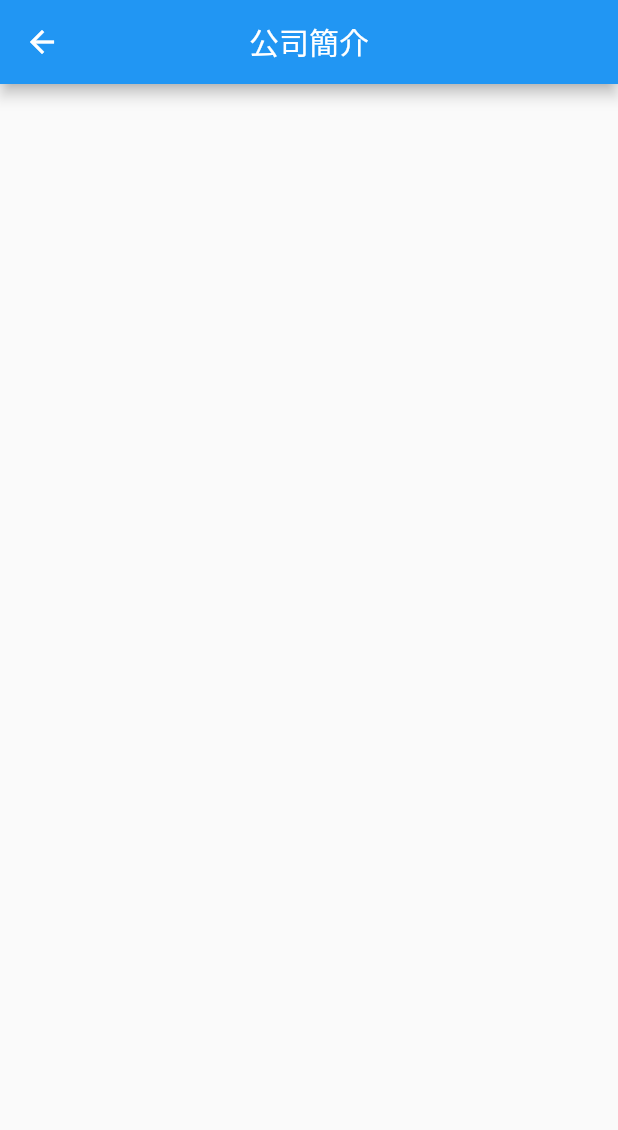
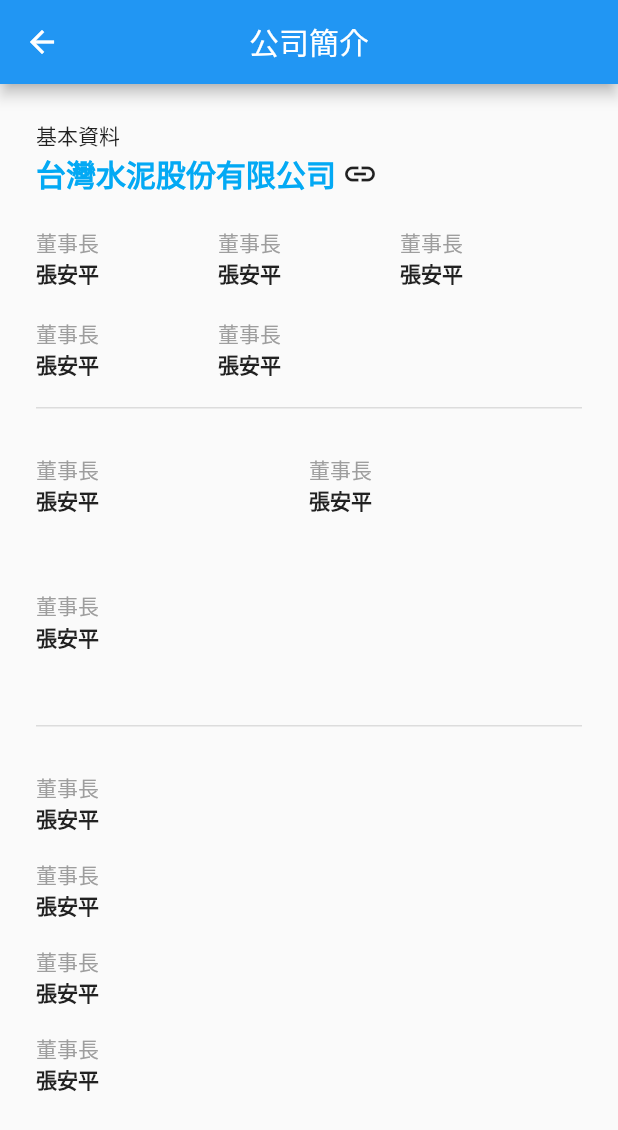
Before and after one commit to danishuotw/twse_info_flutter, a Flutter app: the CompanyDetailScreen screen opened directly, on a phone screen of 412 x 824 dp. Shown: the top 1130 px of the screen. Run offline on Flutter 3.47's test engine with Material 2 defaults, Android fonts, the phone set to English and light mode, and no system bars; our stand-ins replace get_it, go_router, stacked.

Commit message:
Updated UI of launch and company detail

```diff
--- a/lib/presentation/company/detail/company_detail_screen.dart
+++ b/lib/presentation/company/detail/company_detail_screen.dart
@@ -1,5 +1,7 @@
 import 'package:flutter/material.dart';
 import 'package:twse_info_flutter/app/widgets/app_bar.dart';
+import 'package:twse_info_flutter/app/widgets/app_divider.dart';
+import 'package:twse_info_flutter/presentation/company/detail/widgets/company_label_text.dart';
 
 class CompanyDetailScreen extends StatefulWidget {
   const CompanyDetailScreen({Key? key}) : super(key: key);
@@ -10,12 +12,108 @@ class CompanyDetailScreen extends StatefulWidget {
 
 class _CompanyDetailScreenState extends State<CompanyDetailScreen> {
   @override
-  Widget build(BuildContext context) {
-    return Scaffold(
-      appBar: AppNavBar(
-        title: '公司簡介',
-      ),
-      body: Container(),
-    );
-  }
+  Widget build(BuildContext context) => Scaffold(
+        appBar: const AppNavBar(
+          title: '公司簡介',
+        ),
+        body: SingleChildScrollView(
+          child: Padding(
+            padding: const EdgeInsets.all(24.0),
+            child: Column(
+              children: [
+                _buildTitleWidget(),
+                _buildInfoWidget(),
+                const AppDivider(),
+                _buildContactWidget(),
+                const AppDivider(),
+                _buildICapitalWidget(),
+              ],
+            ),
+          ),
+        ),
+      );
+
+  Widget _buildTitleWidget() => Padding(
+        padding: const EdgeInsets.only(bottom: 20.0),
+        child: Column(
+          crossAxisAlignment: CrossAxisAlignment.start,
+          children: [
+            Text('基本資料'),
+            _buildLinkableText(),
+          ],
+        ),
+      );
+
+  Widget _buildLinkableText() => GestureDetector(
+        onTap: () {
+          print('onTap!!!!');
+        },
+        child: Row(
+          children: [
+            Text(
+              '台灣水泥股份有限公司',
+              style: TextStyle(
+                color: Colors.lightBlue,
+                fontSize: 20.0,
+                fontWeight: FontWeight.w700,
+              ),
+            ),
+            SizedBox(width: 4.0),
+            Icon(Icons.link),
+          ],
+        ),
+      );
+
+  Widget _buildInfoWidget() => GridView.builder(
+        shrinkWrap: true,
+        gridDelegate: const SliverGridDelegateWithFixedCrossAxisCount(
+          crossAxisCount: 3,
+          childAspectRatio: 2.0,
+        ),
+        itemCount: 5,
+        itemBuilder: (BuildContext context, int index) {
+          return Align(
+            alignment: Alignment.centerLeft,
+            child: CompanyLabelText(
+              label: '董事長',
+              title: '張安平',
+            ),
+          );
+        },
+      );
+
+  Widget _buildContactWidget() => GridView.builder(
+        padding: EdgeInsets.only(top: 30.0),
+        shrinkWrap: true,
+        gridDelegate: const SliverGridDelegateWithFixedCrossAxisCount(
+          crossAxisCount: 2,
+          childAspectRatio: 2.0,
+        ),
+        itemCount: 3,
+        itemBuilder: (BuildContext context, int index) {
+          return Align(
+            alignment: Alignment.centerLeft,
+            child: CompanyLabelText(
+              label: '董事長',
+              title: '張安平',
+            ),
+          );
+        },
+      );
+
+  Widget _buildICapitalWidget() => ListView.separated(
+        padding: EdgeInsets.only(top: 30.0),
+        shrinkWrap: true,
+        itemCount: 4,
+        itemBuilder: (context, index) => Align(
+          alignment: Alignment.centerLeft,
+          child: CompanyLabelText(
+            label: '董事長',
+            title: '張安平',
+          ),
+        ),
+        separatorBuilder: (context, index) => const SizedBox(
+          height: 16.0,
+        ),
+      );
 }
--- a/lib/presentation/company/list/company_screen.dart
+++ b/lib/presentation/company/list/company_screen.dart
@@ -2,7 +2,7 @@ import 'package:flutter/cupertino.dart';
 import 'package:flutter/material.dart';
 import 'package:twse_info_flutter/app/widgets/app_bar.dart';
 import 'package:twse_info_flutter/presentation/company/detail/company_detail_screen.dart';
-import 'package:twse_info_flutter/presentation/company/widgets/company_tile.dart';
+import 'package:twse_info_flutter/presentation/company/list/widgets/company_tile.dart';
 
 class CompanyScreen extends StatelessWidget {
   const CompanyScreen({Key? key}) : super(key: key);
--- a/lib/presentation/launch/launch_screen.dart
+++ b/lib/presentation/launch/launch_screen.dart
@@ -1,4 +1,6 @@
 import 'package:flutter/widgets.dart';
+import 'package:twse_info_flutter/app/di/injector.dart';
+import 'package:twse_info_flutter/presentation/launch/launch_view_model.dart';
 
 class LaunchScreen extends StatefulWidget {
   const LaunchScreen({Key? key}) : super(key: key);
@@ -9,6 +11,13 @@ class LaunchScreen extends StatefulWidget {
 
 class _LaunchScreenState extends State<LaunchScreen> {
   @override
+  void initState() {
+    super.initState();
+    LaunchViewModel viewModel = injector<LaunchViewModel>();
+    viewModel.fetchData();
+  }
+
+  @override
   Widget build(BuildContext context) {
     return Container();
   }
--- a/lib/presentation/launch/launch_view_model.dart
+++ b/lib/presentation/launch/launch_view_model.dart
@@ -0,0 +1,26 @@
+import 'package:flutter/foundation.dart';
+import 'package:twse_info_flutter/app/base/view_state.dart';
+import 'package:twse_info_flutter/data/remote/data_state.dart';
+import 'package:twse_info_flutter/data/repository/company_repository.dart';
+
+class LaunchViewModel extends ChangeNotifier {
+  final CompanyRepository _companyRepository = CompanyRepository();
+
+  ViewState viewState = ViewState(state: ResponseState.EMPTY);
+
+  void _setViewState(ViewState viewState) {
+    this.viewState = viewState;
+  }
+
+  void fetchData() async {
+    final data = await _companyRepository.fetchData();
+    if (data is DataSuccess) {
+      _setViewState(ViewState.complete(data.data));
+    }
+    if (data is DataFailed) {
+      final error = data.error;
+      if (kDebugMode) print(error);
+      _setViewState(ViewState.error(error.toString()));
+    }
+  }
+}
```
